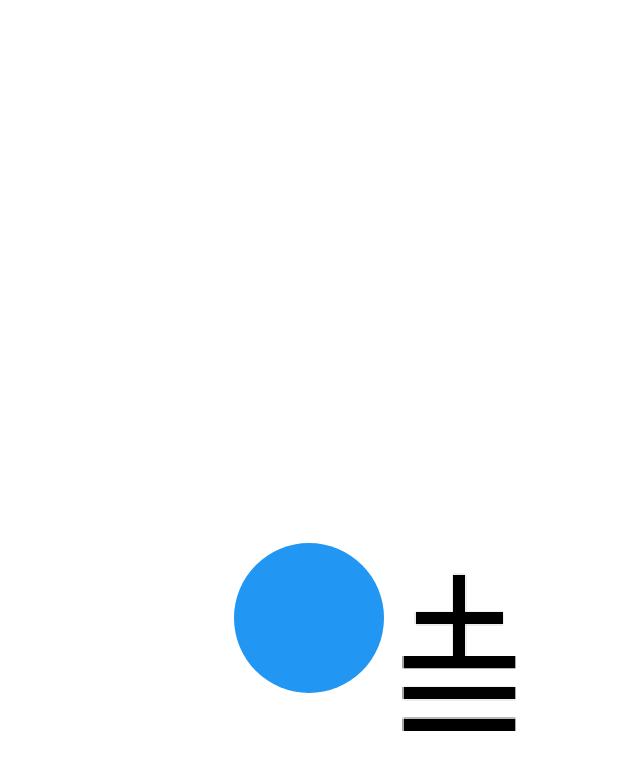
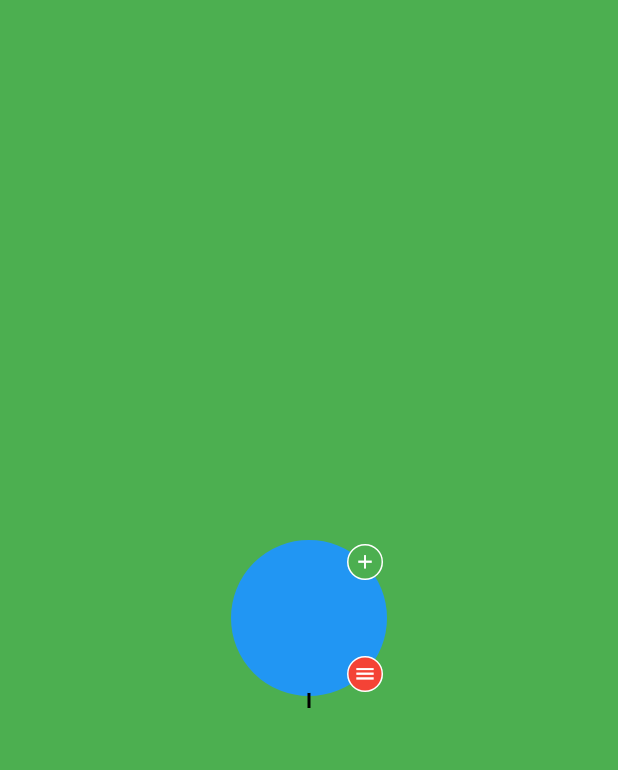
Before and after one commit to yoosinpaddy/NeuroNotes, a Flutter app: the screen it shows after launch, on a phone screen of 412 x 824 dp. Shown: the top 770 px of the screen. Run offline on Flutter 3.47's test engine with Material 3 defaults, Android fonts, the phone set to English and light mode, and no system bars.

Commit message:
One circle

```diff
--- a/lib/screens/HomeScreen.dart
+++ b/lib/screens/HomeScreen.dart
@@ -15,7 +15,12 @@ class _HomeScreenState extends State<HomeScreen> {
       height: 300,
       width: 300,
       alignment: Alignment.center,
-      child: NodeWidget(),
+      color: Colors.green,
+      child: SizedBox(
+        width: 200,
+        height: 200,
+        child: NodeWidget(hasChild: true),
+      )
     );
   }
 }
--- a/lib/widgets/node/NodePainter.dart
+++ b/lib/widgets/node/NodePainter.dart
@@ -1,93 +1,47 @@
-import 'dart:ui' as ui;
 import 'package:flutter/material.dart';
 
 class NodePainter extends CustomPainter {
-  final ui.Image menuIcon;
-  final ui.Image plusIcon;
   final bool hasChild;
 
-  NodePainter({required this.menuIcon, required this.plusIcon, this.hasChild = false});
+  NodePainter({required this.hasChild});
 
   @override
   void paint(Canvas canvas, Size size) {
     final paint = Paint()
       ..color = Colors.blue
-      ..style = PaintingStyle.fill;
+      ..strokeWidth = 4.0
+      ..style = PaintingStyle.stroke;
 
     final center = Offset(size.width / 2, size.height / 2);
-    final radius = size.width / 2;
+    canvas.drawCircle(center, size.width / 2 - 10, paint);
 
-    // Draw the circle.
-    canvas.drawCircle(center, radius, paint);
+    if (hasChild) {
+      final linePaint = Paint()
+        ..color = Colors.black
+        ..strokeWidth = 2.0;
 
-    // Draw the menu icon.
-    canvas.drawImage(menuIcon, Offset(center.dx + radius, center.dy), paint);
-
-    // Draw the plus icon.
-    canvas.drawImage(plusIcon, Offset(center.dx + radius, center.dy - radius), paint);
-
-    // Draw the line to the child node.
-    if (hasChild) {
-      canvas.drawLine(center, Offset(center.dx, center.dy + size.height), paint);
+      canvas.drawLine(center, Offset(center.dx, size.height), linePaint);
     }
   }
 
   @override
-  bool shouldRepaint(covariant CustomPainter oldDelegate) => false;
+  bool shouldRepaint(CustomPainter oldDelegate) {
+    return false;
+  }
 }
 
-class NodeWidget extends StatefulWidget {
-  final IconData menuIconData;
-  final IconData plusIconData;
-  final bool hasChild;
+class LinePainter extends CustomPainter {
+  @override
+  void paint(Canvas canvas, Size size) {
+    final paint = Paint()
+      ..color = Colors.black
+      ..strokeWidth = 2.0;
 
-  NodeWidget({required this.menuIconData, required this.plusIconData, this.hasChild = false});
-
-  @override
-  _NodeWidgetState createState() => _NodeWidgetState();
-}
-
-class _NodeWidgetState extends State<NodeWidget> {
-  ui.Image? menuIcon;
-  ui.Image? plusIcon;
-
-  @override
-  void initState() {
-    super.initState();
-    loadIcons();
-  }
-
-  Future<void> loadIcons() async {
-    menuIcon = await iconToImage(widget.menuIconData);
-    plusIcon = await iconToImage(widget.plusIconData);
-    setState(() {});
+    canvas.drawLine(Offset(size.width / 2, 0), Offset(size.width / 2, size.height), paint);
   }
 
   @override
-  Widget build(BuildContext context) {
-    if (menuIcon == null || plusIcon == null) {
-      return Container(); // Return an empty container while the icons are loading.
-    }
-
-    return CustomPaint(
-      painter: NodePainter(menuIcon: menuIcon!, plusIcon: plusIcon!, hasChild: widget.hasChild),
-      size: Size(100, 100), // You can adjust the size as needed.
-    );
+  bool shouldRepaint(CustomPainter oldDelegate) {
+    return false;
   }
 }
-
-Future<ui.Image> iconToImage(IconData iconData, {double size = 100.0, Color color = Colors.black}) async {
-  final pictureRecorder = ui.PictureRecorder();
-  final canvas = Canvas(pictureRecorder);
-  final paint = Paint()..color = color;
-  final textPainter = TextPainter(textDirection: TextDirection.ltr);
-
-  textPainter.text = TextSpan(text: String.fromCharCode(iconData.codePoint), style: TextStyle(fontSize: size, fontFamily: iconData.fontFamily, color: color));
-  textPainter.layout();
-  textPainter.paint(canvas, Offset.zero);
-
-  final picture = pictureRecorder.endRecording();
-  final image = await picture.toImage(size.toInt(), size.toInt());
-
-  return image;
-}
--- a/lib/widgets/node/NodeWidget.dart
+++ b/lib/widgets/node/NodeWidget.dart
@@ -1,61 +1,91 @@
-import 'dart:ui' as ui;
-
 import 'package:flutter/material.dart';
 
 import 'NodePainter.dart';
+import 'dart:math' as Math;
 
-class NodeWidget extends StatefulWidget {
-  final IconData menuIconData;
-  final IconData plusIconData;
+class NodeWidget extends StatelessWidget {
   final bool hasChild;
+  final Widget? child;
 
-  NodeWidget({ this.menuIconData = Icons.menu,  this.plusIconData = Icons.add, this.hasChild = false});
-
-  @override
-  _NodeWidgetState createState() => _NodeWidgetState();
-}
-
-class _NodeWidgetState extends State<NodeWidget> {
-  ui.Image? menuIcon;
-  ui.Image? plusIcon;
-
-  @override
-  void initState() {
-    super.initState();
-    loadIcons();
-  }
-
-  Future<void> loadIcons() async {
-    menuIcon = await iconToImage(widget.menuIconData);
-    plusIcon = await iconToImage(widget.plusIconData);
-    setState(() {});
-  }
+  NodeWidget({required this.hasChild, this.child});
 
   @override
   Widget build(BuildContext context) {
-    if (menuIcon == null || plusIcon == null) {
-      return Container(); // Return an empty container while the icons are loading.
-    }
+    double width = Math.min(MediaQuery.sizeOf(context).width, 100);
+    double height = Math.min(MediaQuery.sizeOf(context).height, 100);
+    double rightPadding = ((width/2.0) - Math.sqrt(2 * Math.pow(width/2, 2)) / 2) - 4;
+    double verticalPadding = ((height/2.0)  - Math.sqrt(2 * Math.pow(height/2, 2)) / 2) - 4;
+    return Stack(
+      alignment: Alignment.center,
+      children: [
+        CustomPaint(
+          painter: NodePainter(hasChild: hasChild),
+          child: SizedBox(
+            width: 120,
+            height: 120,
+            child: Stack(
+              children: [
+                Center(
+                  child: Container(
+                    width: width,
+                    height: height,
+                    decoration: const BoxDecoration(
+                      shape: BoxShape.circle,
+                      color: Colors.blue,
+                    ),
+                  ),
+                ),
+                Positioned(
+                  right: rightPadding,
+                  bottom: verticalPadding,
+                  child: GestureDetector(
+                    child: Container(
+                      width: 24,
+                      height: 24,
+                      decoration: BoxDecoration(
+                        shape: BoxShape.circle,
+                        color: Colors.red,
+                        border: Border.all(color: Colors.white, width: 1),
 
-    return CustomPaint(
-      painter: NodePainter(menuIcon: menuIcon!, plusIcon: plusIcon!, hasChild: widget.hasChild),
-      size: Size(100, 100), // You can adjust the size as needed.
+                      ),
+                      child: Icon(Icons.menu, size: 15, color: Colors.white),
+                    ),
+                  ),
+                ),
+                Positioned(
+                  right: rightPadding,
+                  top: verticalPadding,
+                  child: GestureDetector(
+                    child: Container(
+                      width: 24,
+                      height: 24,
+                      decoration: BoxDecoration(
+                        shape: BoxShape.circle,
+                        color: Colors.green,
+                        border: Border.all(color: Colors.white, width: 1),
+                      ),
+                      child: Icon(Icons.add, size: 15, color: Colors.white),
+                    ),
+                  ),
+                ),
+              ],
+            ),
+          ),
+        ),
+        if (hasChild && child != null)
+          Positioned(
+            bottom: -60,
+            child: Column(
+              children: [
+                CustomPaint(
+                  size: const Size(2, 50),
+                  painter: LinePainter(),
+                ),
+                child!,
+              ],
+            ),
+          ),
+      ],
     );
   }
 }
-
-Future<ui.Image> iconToImage(IconData iconData, {double size = 100.0, Color color = Colors.black}) async {
-  final pictureRecorder = ui.PictureRecorder();
-  final canvas = Canvas(pictureRecorder);
-  final paint = Paint()..color = color;
-  final textPainter = TextPainter(textDirection: TextDirection.ltr);
-
-  textPainter.text = TextSpan(text: String.fromCharCode(iconData.codePoint), style: TextStyle(fontSize: size, fontFamily: iconData.fontFamily, color: color));
-  textPainter.layout();
-  textPainter.paint(canvas, Offset.zero);
-
-  final picture = pictureRecorder.endRecording();
-  final image = await picture.toImage(size.toInt(), size.toInt());
-
-  return image;
-}
```
